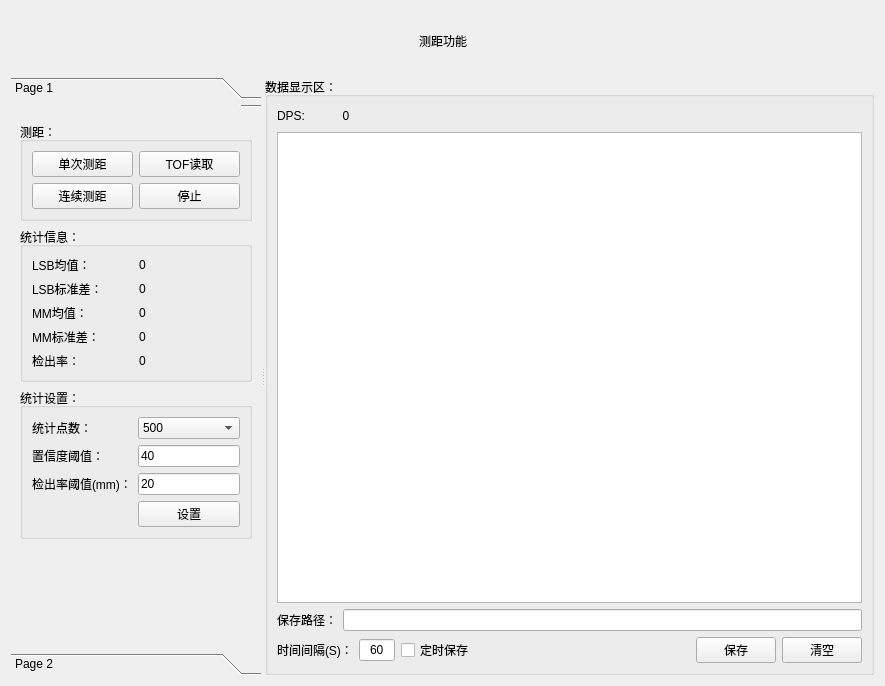
Before: the Qt Designer form distancetest_dialog.ui in heathen557/vangogh_software, drawn with Qt 5.
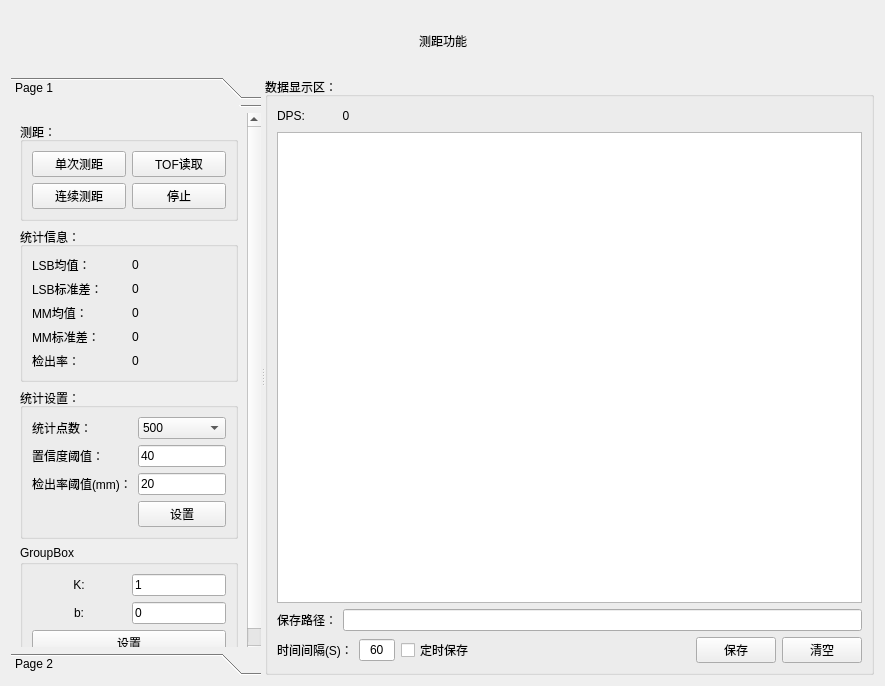
After: the same form once the commit is applied. Icons and pictures are not drawn.

Commit message: 1、bug修改： 连续测量时，停止后，再次点击重复测量后，界面显示存在上一帧的数据；distancetest_dialog文件下清空缓存； 2、修改地方：不再按照检出率来计算 均值、方差； 3、连续测量时显示 MM时，添加了线性系数：K、b,并将其保存在本地，再次打开程序后从本地读取配置参数；

The edit to the form file:
```diff
--- a/distancetest_dialog.ui
+++ b/distancetest_dialog.ui
@@ -168,14 +168,14 @@
            <rect>
             <x>0</x>
             <y>0</y>
-            <width>250</width>
+            <width>267</width>
             <height>550</height>
            </rect>
           </property>
           <attribute name="label">
            <string>Page 1</string>
           </attribute>
-          <layout class="QGridLayout" name="gridLayout_8">
+          <layout class="QGridLayout" name="gridLayout_9">
            <item row="0" column="0">
             <widget class="QGroupBox" name="groupBox_3">
              <property name="title">
@@ -397,6 +397,64 @@
             </widget>
            </item>
            <item row="3" column="0">
+            <widget class="QGroupBox" name="groupBox_7">
+             <property name="title">
+              <string>GroupBox</string>
+             </property>
+             <layout class="QGridLayout" name="gridLayout_8">
+              <item row="0" column="0">
+               <layout class="QHBoxLayout" name="horizontalLayout_8" stretch="1,1">
+                <item>
+                 <widget class="QLabel" name="label_17">
+                  <property name="text">
+                   <string>K:</string>
+                  </property>
+                  <property name="alignment">
+                   <set>Qt::AlignCenter</set>
+                  </property>
+                 </widget>
+                </item>
+                <item>
+                 <widget class="QLineEdit" name="K_parameter_lineEdit">
+                  <property name="text">
+                   <string>1</string>
+                  </property>
+                 </widget>
+                </item>
+               </layout>
+              </item>
+              <item row="1" column="0">
+               <layout class="QHBoxLayout" name="horizontalLayout_9" stretch="1,1">
+                <item>
+                 <widget class="QLabel" name="label_18">
+                  <property name="text">
+                   <string>b:</string>
+                  </property>
+                  <property name="alignment">
+                   <set>Qt::AlignCenter</set>
+                  </property>
+                 </widget>
+                </item>
+                <item>
+                 <widget class="QLineEdit" name="B_parameter_lineEdit">
+                  <property name="text">
+                   <string>0</string>
+                  </property>
+                 </widget>
+                </item>
+               </layout>
+              </item>
+              <item row="2" column="0">
+               <widget class="QPushButton" name="linear_pushButton">
+                <property name="text">
+                 <string>设置</string>
+                </property>
+               </widget>
+              </item>
+             </layout>
+            </widget>
+           </item>
+           <item row="4" column="0">
             <spacer name="verticalSpacer">
              <property name="orientation">
               <enum>Qt::Vertical</enum>
```
Left out of the diff: 2 changed lines with no effect on the pictures. The commit also changes 14 other files.
